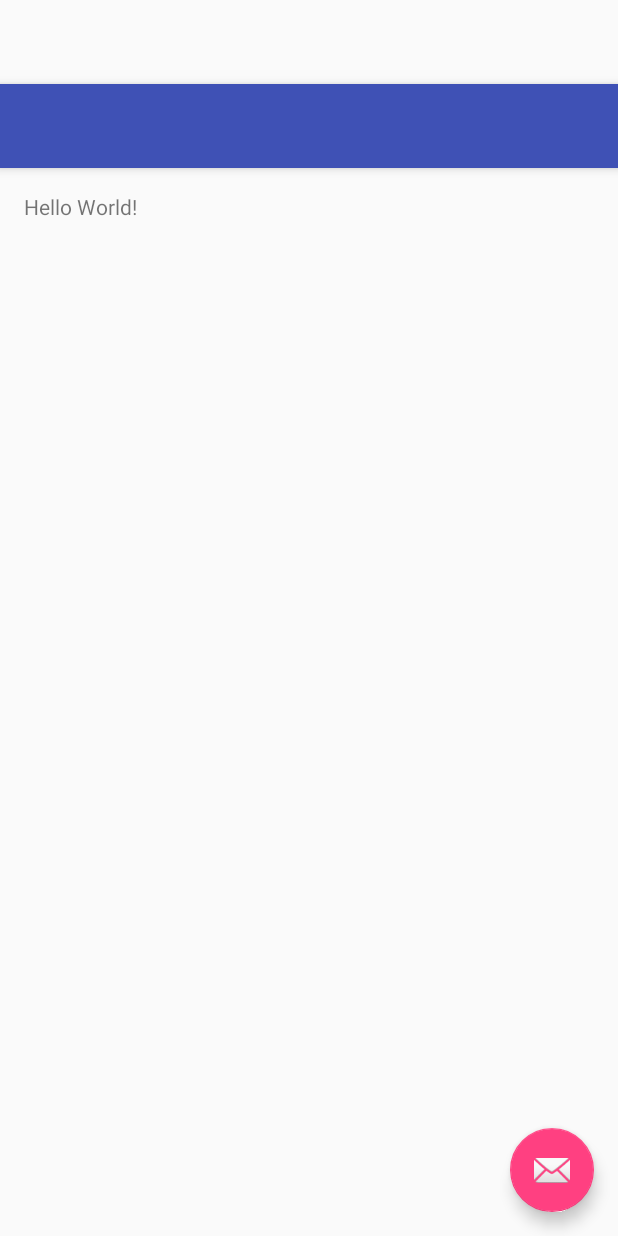
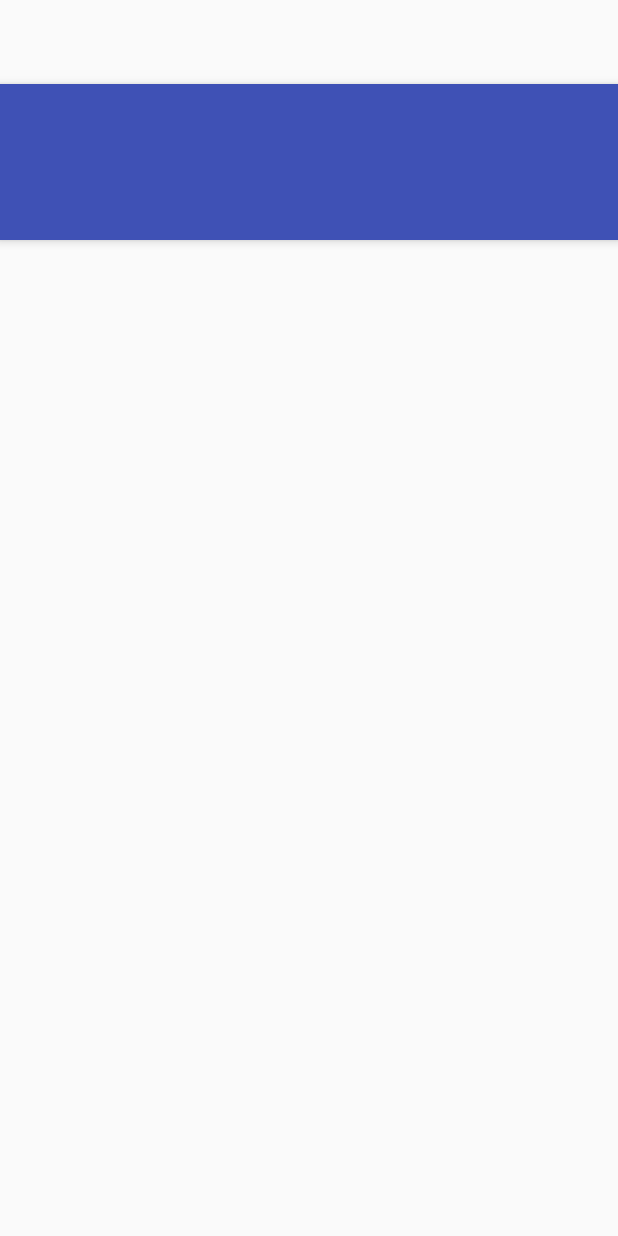
Before and after one commit to kaimou1357/RateMyFashionDemo, an Android app: the layout activity_main.xml on its own in the app's theme, with its tools: preview values and no code run, on a phone screen of 412 x 824 dp. Run offline under Robolectric (Android 15) with nearby library versions, the phone set to English and light mode, and no system bars.

```diff
--- a/app/build.gradle
+++ b/app/build.gradle
@@ -22,6 +22,7 @@ android {
 dependencies {
     compile fileTree(dir: 'libs', include: ['*.jar'])
     testCompile 'junit:junit:4.12'
+    compile 'com.github.niqdev:mjpeg-view:0.1.0'
     compile 'com.android.support:appcompat-v7:23.2.1'
     compile 'com.android.support:design:23.2.1'
 }
--- a/app/src/main/AndroidManifest.xml
+++ b/app/src/main/AndroidManifest.xml
@@ -1,6 +1,8 @@
 <?xml version="1.0" encoding="utf-8"?>
 <manifest xmlns:android="http://schemas.android.com/apk/res/android"
     package="com.nyu.mouzhang.ratemyfashiondemo">
+    <uses-permission android:name="android.permission.INTERNET" />
+    <uses-permission android:name="android.permission.RECORD_AUDIO" />
 
     <application
         android:allowBackup="true"
--- a/app/src/main/res/layout/activity_main.xml
+++ b/app/src/main/res/layout/activity_main.xml
@@ -18,17 +18,24 @@
             android:layout_height="?attr/actionBarSize"
             android:background="?attr/colorPrimary"
             app:popupTheme="@style/AppTheme.PopupOverlay" />
+        <android.support.design.widget.TabLayout
+            android:id="@+id/tabs"
+            android:layout_width="match_parent"
+            android:layout_height="wrap_content"
+            android:background="@color/colorPrimary"
+            android:layout_below="@+id/tool_bar"
+            android:layout_alignParentLeft="true"
+            android:layout_alignParentStart="true" />
+
+        <android.support.v4.view.ViewPager
+            android:id="@+id/viewpager"
+            android:layout_width="match_parent"
+            android:layout_height="match_parent"
+            android:layout_below="@+id/tabs"
+            />
 
     </android.support.design.widget.AppBarLayout>
 
     <include layout="@layout/content_main" />
 
-    <android.support.design.widget.FloatingActionButton
-        android:id="@+id/fab"
-        android:layout_width="wrap_content"
-        android:layout_height="wrap_content"
-        android:layout_gravity="bottom|end"
-        android:layout_margin="@dimen/fab_margin"
-        android:src="@android:drawable/ic_dialog_email" />
-
 </android.support.design.widget.CoordinatorLayout>
--- a/app/src/main/res/layout/content_main.xml
+++ b/app/src/main/res/layout/content_main.xml
@@ -1,19 +1,11 @@
 <?xml version="1.0" encoding="utf-8"?>
 <RelativeLayout xmlns:android="http://schemas.android.com/apk/res/android"
-    xmlns:app="http://schemas.android.com/apk/res-auto"
-    xmlns:tools="http://schemas.android.com/tools"
     android:layout_width="match_parent"
-    android:layout_height="match_parent"
-    android:paddingBottom="@dimen/activity_vertical_margin"
-    android:paddingLeft="@dimen/activity_horizontal_margin"
-    android:paddingRight="@dimen/activity_horizontal_margin"
-    android:paddingTop="@dimen/activity_vertical_margin"
-    app:layout_behavior="@string/appbar_scrolling_view_behavior"
-    tools:context="com.nyu.mouzhang.ratemyfashiondemo.MainActivity"
-    tools:showIn="@layout/activity_main">
+    android:layout_height="match_parent">
 
-    <TextView
-        android:layout_width="wrap_content"
-        android:layout_height="wrap_content"
-        android:text="Hello World!" />
+    <LinearLayout
+        android:layout_width="match_parent"
+        android:layout_height="match_parent" >
+    </LinearLayout>
+
 </RelativeLayout>
--- a/app/src/main/res/values/colors.xml
+++ b/app/src/main/res/values/colors.xml
@@ -3,4 +3,5 @@
     <color name="colorPrimary">#3F51B5</color>
     <color name="colorPrimaryDark">#303F9F</color>
     <color name="colorAccent">#FF4081</color>
+    <color name = "indicator">#ecd95a</color>
 </resources>
```
Also changed, not shown: app/src/main/java/com/nyu/mouzhang/ratemyfashiondemo/MainActivity.java (+65 -12 lines), app/src/main/res/menu/menu_main.xml (+7 -0 lines), app/src/main/res/drawable/addphoto.png (added).
